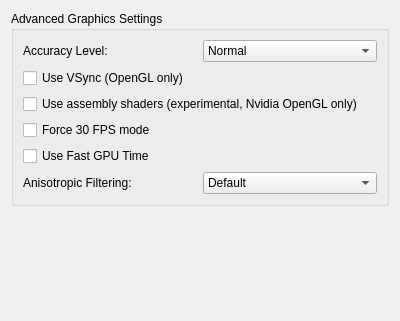
The window that src/yuzu/configuration/configure_graphics_advanced.ui (formylover/yuzu-early-access) describes before a commit, drawn with Qt 5.
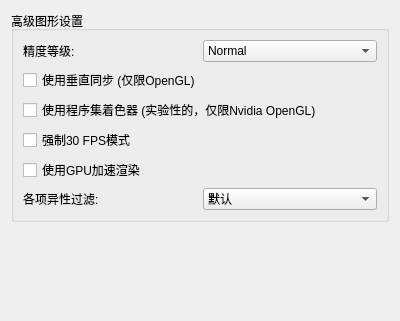
The same window after the commit.

```diff
--- a/src/yuzu/configuration/configure_graphics_advanced.ui
+++ b/src/yuzu/configuration/configure_graphics_advanced.ui
@@ -19,7 +19,7 @@
      <item>
       <widget class="QGroupBox" name="groupBox_1">
        <property name="title">
-        <string>Advanced Graphics Settings</string>
+        <string>高级图形设置</string>
        </property>
        <layout class="QVBoxLayout" name="verticalLayout_3">
         <item>
@@ -27,7 +27,7 @@
           <item>
            <widget class="QLabel" name="label_gpu_accuracy">
             <property name="text">
-             <string>Accuracy Level:</string>
+             <string>精度等级:</string>
             </property>
            </widget>
           </item>
@@ -58,7 +58,7 @@
            <string>VSync prevents the screen from tearing, but some graphics cards have lower performance with VSync enabled. Keep it enabled if you don't notice a performance difference.</string>
           </property>
           <property name="text">
-           <string>Use VSync (OpenGL only)</string>
+           <string>使用垂直同步 (仅限OpenGL)</string>
           </property>
          </widget>
         </item>
@@ -68,21 +68,21 @@
            <string>Enabling this reduces shader stutter. Enables OpenGL assembly shaders on supported Nvidia devices (NV_gpu_program5 is required). This feature is experimental.</string>
           </property>
           <property name="text">
-           <string>Use assembly shaders (experimental, Nvidia OpenGL only)</string>
+           <string>使用程序集着色器 (实验性的，仅限Nvidia OpenGL)</string>
           </property>
          </widget>
         </item>
         <item>
          <widget class="QCheckBox" name="force_30fps_mode">
           <property name="text">
-           <string>Force 30 FPS mode</string>
+           <string>强制30 FPS模式</string>
           </property>
          </widget>
         </item>
         <item>
          <widget class="QCheckBox" name="use_fast_gpu_time">
           <property name="text">
-           <string>Use Fast GPU Time</string>
+           <string>使用GPU加速渲染</string>
           </property>
          </widget>
         </item>
@@ -91,7 +91,7 @@
           <item>
            <widget class="QLabel" name="af_label">
             <property name="text">
-             <string>Anisotropic Filtering:</string>
+             <string>各项异性过滤:</string>
             </property>
            </widget>
           </item>
@@ -99,7 +99,7 @@
            <widget class="QComboBox" name="anisotropic_filtering_combobox">
             <item>
              <property name="text">
-              <string>Default</string>
+              <string>默认</string>
              </property>
             </item>
             <item>
```
Left out of the diff: 4 changed lines with no effect on the pictures.
